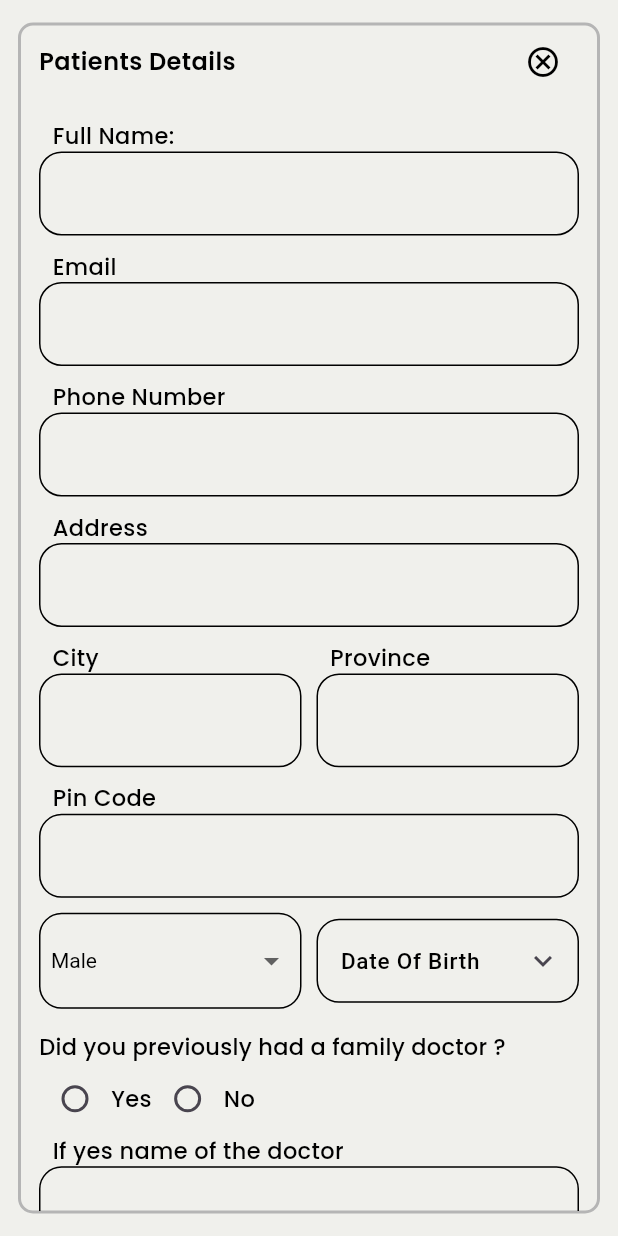
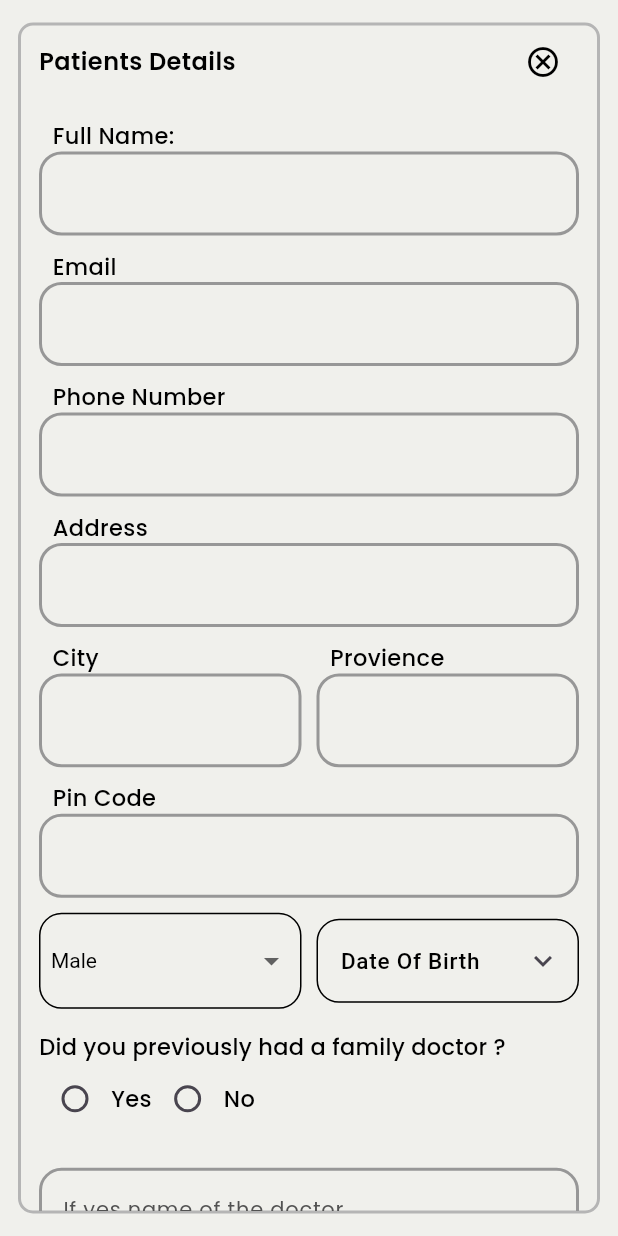
Before and after one commit to Happy-pixelpulse/remdy, a Flutter app: the DrDetails screen opened directly, on a phone screen of 412 x 824 dp. Run offline on Flutter 3.47's test engine with Material 3 defaults, Android fonts, the light colour scheme and no system bars; our stand-ins replace bloc, equatable, firebase_auth, firebase_core, flutter_bloc, flutter_rating_bar and 3 more; accounts and stored records are empty; generated files the repository leaves out were written again.

Commit message:
Updating the Ui

```diff
--- a/lib/common_widgets/patients_details_text_Field.dart
+++ b/lib/common_widgets/patients_details_text_Field.dart
@@ -1,3 +1,4 @@
+import 'package:flutter/cupertino.dart';
 import 'package:flutter/material.dart';
 import 'package:google_fonts/google_fonts.dart';
 import '../utils/colors.dart';
@@ -10,7 +11,7 @@ class PatientsDetailsTextField extends StatefulWidget {
   const PatientsDetailsTextField(
       {super.key,
       this.showBottomArrow = false,
-      required this.title,
+       this.title='',
        this.hintText=''});
 
   @override
@@ -38,6 +39,12 @@ class _PatientsDetailsTextFieldState extends State<PatientsDetailsTextField> {
           ),
           TextField(
             decoration: InputDecoration(
+              hintText: widget.hintText,
+              hintStyle: GoogleFonts.poppins(
+                fontSize: 14,
+                fontWeight: FontWeight.w400,
+                color: AppColors.hintText,
+              ),
               suffix: widget.showBottomArrow
                   ? const RotatedBox(
                       quarterTurns: 3, child: Icon(Icons.arrow_back_ios))
@@ -45,9 +52,17 @@ class _PatientsDetailsTextFieldState extends State<PatientsDetailsTextField> {
               focusColor: AppColors.signUpTextButtonRadius,
               fillColor: AppColors.signUpTextButtonRadius,
               enabledBorder: const OutlineInputBorder(
-                borderRadius: BorderRadius.all(Radius.circular(15)),
+                borderSide: BorderSide(
+                    color: AppColors.signUpTextButtonRadius,
+                    width: 2.0),
+                borderRadius: BorderRadius.all(Radius.circular(15),
+
+                ),
               ),
               focusedBorder: const OutlineInputBorder(
+                borderSide: BorderSide(
+                    color: AppColors.signUpTextButtonRadius,
+                    width: 2.0),
                 borderRadius: BorderRadius.all(Radius.circular(15)),
               ),
             ),
--- a/lib/l10n/app_en.arb
+++ b/lib/l10n/app_en.arb
@@ -2,6 +2,10 @@
   "@@locale": "en",
   "splashScreenTitle": "RemdY",
   "@splashScreenTitle": {
+    "description": "Title text encouraging the user to find a family doctor."
+  },
+  "splashScreenTitle2": "Healing Simplified",
+  "@splashScreenTitle2": {
     "description": "Title text encouraging the user to find a family doctor."
   },
   "signUpScreenTitle1": "Welcome",
@@ -309,8 +313,8 @@
   "@patientsCity": {
     "description": "Placeholder text for the hospital search bar."
   },
-  "patientsProvince": "Province",
-  "@patientsProvince": {
+  "patientsProvience": "Provience",
+  "@patientsProveince": {
     "description": "Placeholder text for the hospital search bar."
   },
   "patientsPinCode": "Pin Code",
--- a/lib/screen/patients_details.dart
+++ b/lib/screen/patients_details.dart
@@ -129,7 +129,7 @@ class _DrDetailsState extends State<DrDetails> {
                                 child: PatientsDetailsTextField(
                                   title: context
                                       .getLocalization()
-                                      ?.patientsProvince ??
+                                      ?.patientsProvience ??
                                       '',
                                 showBottomArrow: true,),
                               ),
@@ -291,7 +291,7 @@ class _DrDetailsState extends State<DrDetails> {
                             ],
                           ),
                           PatientsDetailsTextField(
-                            title: context
+                            hintText: context
                                 .getLocalization()
                                 ?.patientsFamilyDoctor ??
                                 '',),
```
Also changed, not shown: lib/l10n/app_fr.arb (+6 -2 lines), lib/splash/splash _screen1.dart (+20 -4 lines).
